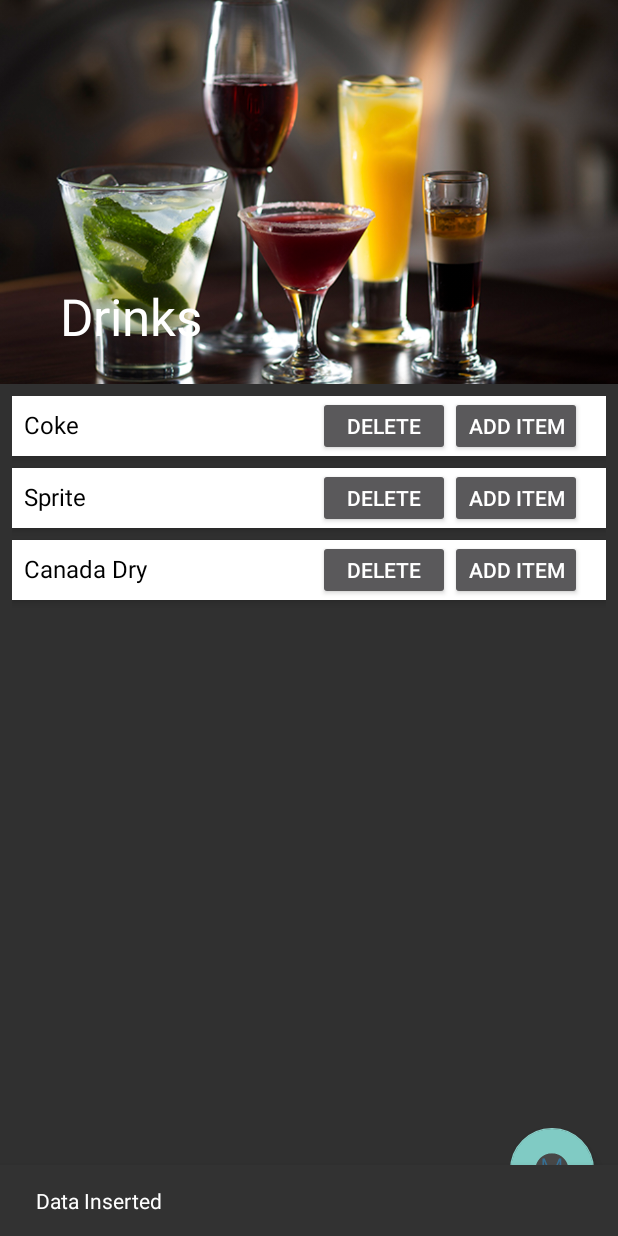
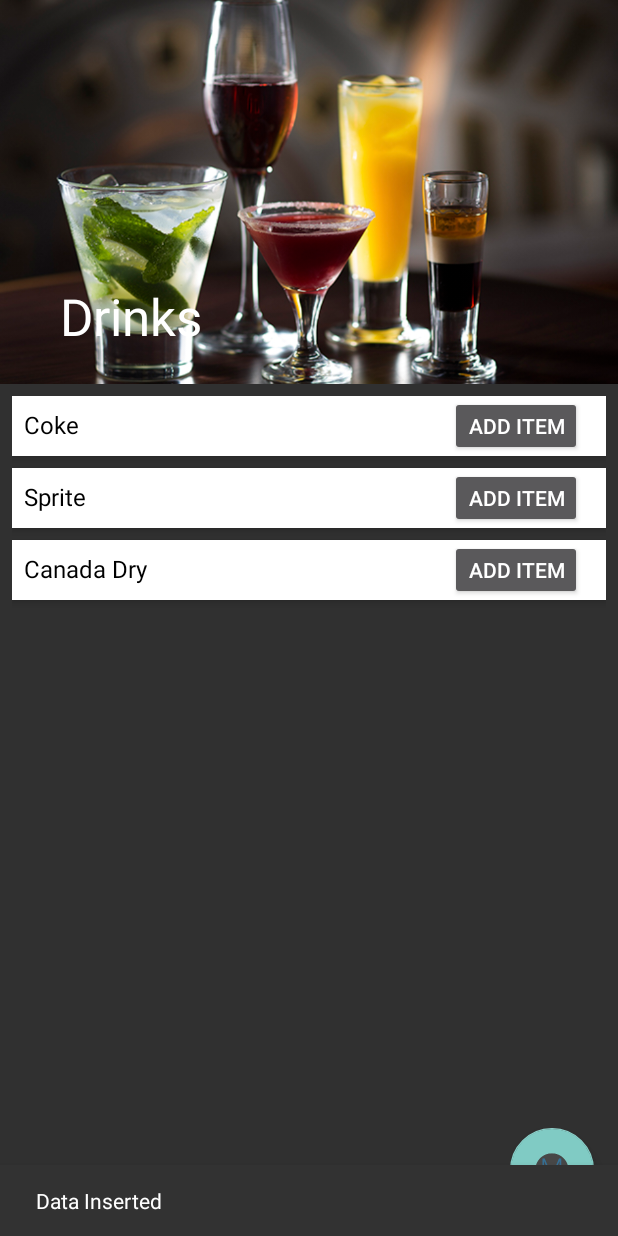
Before and after one commit to rezarajan/Mojo, an Android app: the Drinks_Menu screen opened directly, with no data from a screen before it, after a tap on "ADD ITEM", on a phone screen of 412 x 824 dp. Run offline under Robolectric (Android 15) with nearby library versions, the phone set to English and light mode, and no system bars.

Commit message:
-ui tweaks to the drinks menu

```diff
--- a/app/src/main/java/bluefirelabs/mojo/handlers/RecyclerAdapter_Drinks.java
+++ b/app/src/main/java/bluefirelabs/mojo/handlers/RecyclerAdapter_Drinks.java
@@ -48,7 +48,7 @@ public class RecyclerAdapter_Drinks extends RecyclerView.Adapter<RecyclerAdapter
             super(itemView);
             itemTitle = (TextView) itemView.findViewById(R.id.item_title);
             Button imagebutton = (Button) itemView.findViewById(R.id.imageButton_add);
-            imagebutton_delete = (Button) itemView.findViewById(R.id.imageButton_delete);
+            //imagebutton_delete = (Button) itemView.findViewById(R.id.imageButton_delete);
 
 
             context = itemView.getContext();
@@ -75,7 +75,7 @@ public class RecyclerAdapter_Drinks extends RecyclerView.Adapter<RecyclerAdapter
                 }
             });
 
-            imagebutton_delete.setOnClickListener(new View.OnClickListener() {
+            /*imagebutton_delete.setOnClickListener(new View.OnClickListener() {
                 @Override
                 public void onClick(View v) {
                     int position = getAdapterPosition();
@@ -105,7 +105,7 @@ public class RecyclerAdapter_Drinks extends RecyclerView.Adapter<RecyclerAdapter
                                 .setAction("Action", null).show();
                     }
                 }
-            });
+            }); */
         }
     }
 
--- a/app/src/main/res/layout/food_card.xml
+++ b/app/src/main/res/layout/food_card.xml
@@ -28,15 +28,6 @@
 
 
         <Button
-            android:id="@+id/imageButton_delete"
-            android:layout_width="wrap_content"
-            android:layout_height="40dp"
-            android:layout_alignParentTop="true"
-            android:layout_toStartOf="@+id/imageButton_add"
-            android:gravity="center"
-            android:text="Delete" />
-
-        <Button
             android:id="@+id/imageButton_add"
             android:layout_width="wrap_content"
             android:layout_height="40dp"
```
